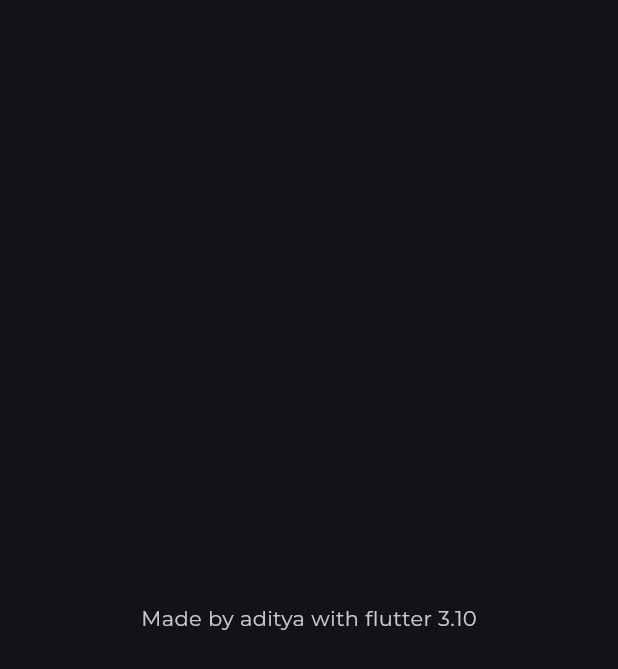
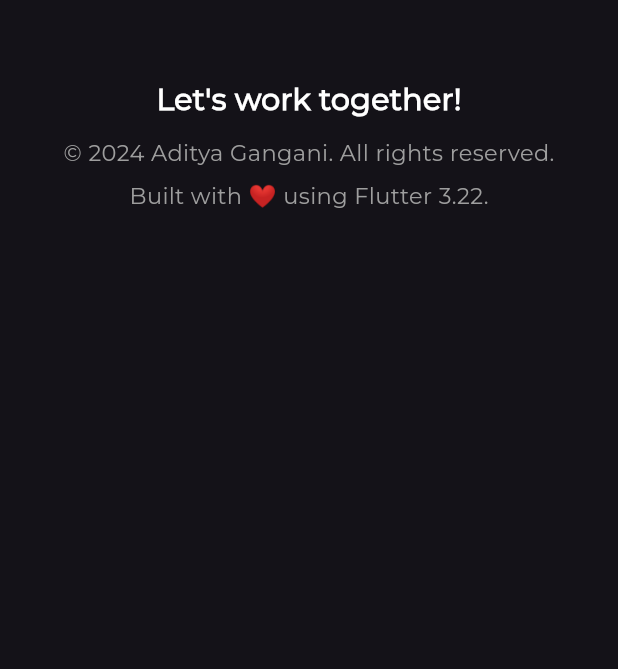
Before and after one commit to AdityaGangani1/adityaportfolio, a Flutter app: the Footer widget shown alone on an empty page, opened directly, on a phone screen of 412 x 824 dp. Shown: the top 669 px of the screen. Run offline on Flutter 3.47's test engine with Material 3 defaults, Android fonts, the phone set to English and light mode, and no system bars; our stand-ins replace animated_text_kit, font_awesome_flutter; missing offline and left inert: dart:js.

Commit message:
footer completed

```diff
--- a/lib/pages/home_page.dart
+++ b/lib/pages/home_page.dart
@@ -122,13 +122,13 @@ class _HomePageState extends State<HomePage> {
                 // ),
 
                 //EDUCATION
-                if (constraints.maxWidth >= kMinDesktopWidth)
-                  EducationHeader()
-                else
-                  EducationMobile(),
-                const SizedBox(
-                  height: 30,
-                ),
+                // if (constraints.maxWidth >= kMinDesktopWidth)
+                //   EducationHeader()
+                // else
+                //   EducationMobile(),
+                // const SizedBox(
+                //   height: 30,
+                // ),
 
                 // //CONTACT
                 ContactSection(
--- a/lib/widget/footer.dart
+++ b/lib/widget/footer.dart
@@ -1,5 +1,6 @@
 import 'package:adityaportfolio/constants/colors.dart';
 import 'package:flutter/material.dart';
+import 'package:url_launcher/url_launcher.dart';
 
 class Footer extends StatelessWidget {
   const Footer({super.key});
@@ -10,13 +11,54 @@ class Footer extends StatelessWidget {
         padding: const EdgeInsets.symmetric(vertical: 20),
         width: double.maxFinite,
         alignment: Alignment.center,
-      child: const Text(
-        "Made by aditya with flutter 3.10",
+        child: Container(
+          padding: const EdgeInsets.all(16),
+          // decoration: const BoxDecoration(
+          //   color: Colors.black,
+          //   gradient: LinearGradient(
+          //     colors: [Color(0xFF141E30), Color(0xFF243B55)],
+          //     begin: Alignment.topCenter,
+          //     end: Alignment.bottomCenter,
+          //   ),
+          // ),
+          child: const Column(
+            children: [
+              // Social Media Icons
+              Row(),
+              const SizedBox(height: 16),
+              // Call to Action
+              const Text(
+                "Let's work together!",
                 style: TextStyle(
                   fontFamily: 'Montserrat',
-            fontWeight: FontWeight.w400,
-            color: CustomColors.whiteSecondary),
+                  color: Colors.white,
+                  fontSize: 20,
+                  fontWeight: FontWeight.w900,
                 ),
-    );
+              ),
+              const SizedBox(height: 10),
+              // Copyright
+              const Text(
+                "© 2024 Aditya Gangani. All rights reserved.",
+                style: TextStyle(
+                    fontFamily: 'Montserrat', color: Colors.grey, fontSize: 15),
+              ),
+              const SizedBox(height: 8),
+              // Built with
+              const Text(
+                "Built with ❤️ using Flutter 3.22.",
+                style: TextStyle(
+                    fontFamily: 'Montserrat', color: Colors.grey, fontSize: 15),
+              ),
+            ],
+          ),
+          // const Text(
+          //   "Made by aditya with flutter 3.10",
+          //   style: TextStyle(
+          //       fontFamily: 'Montserrat',
+          //       fontWeight: FontWeight.w400,
+          //       color: CustomColors.whiteSecondary),
+          // ),
+        ));
   }
 }
```
Lines whose indentation alone changed are shown as unchanged.
